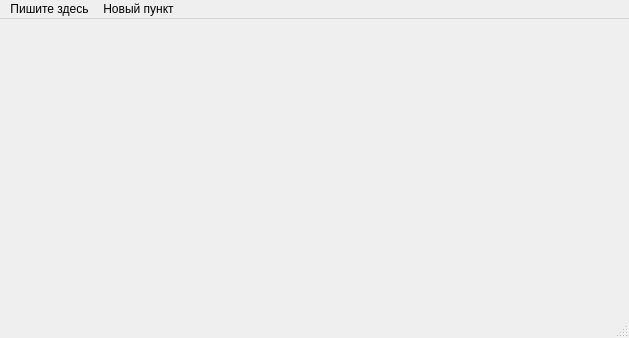
RomanB51/Interface, file mainwindow.ui: the form before one commit.
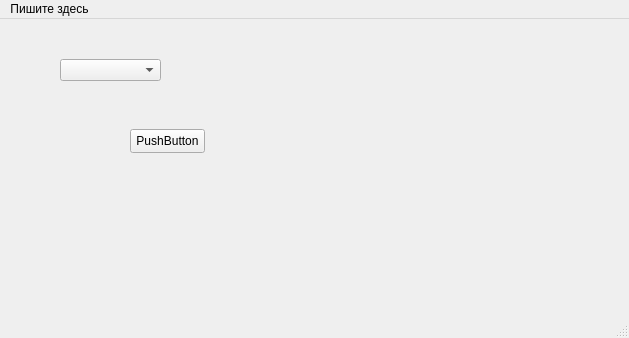
The form after the commit. Icons and pictures are not drawn.

Commit message: Урок 19 QComboBox выпадающий список. ВНИЗУ НЕ СПИСОК, А ЭЛЕМЕНТЫ ГЛАВНОГО МЕНЮ. Создаем подрункты выпадающего списка, присваиваем им картинки, получаем их индексы

Patch:
```diff
--- a/mainwindow.ui
+++ b/mainwindow.ui
@@ -13,7 +13,32 @@
   <property name="windowTitle">
    <string>MainWindow</string>
   </property>
-  <widget class="QWidget" name="centralwidget"/>
+  <widget class="QWidget" name="centralwidget">
+   <widget class="QComboBox" name="comboBox">
+    <property name="geometry">
+     <rect>
+      <x>60</x>
+      <y>40</y>
+      <width>101</width>
+      <height>22</height>
+     </rect>
+    </property>
+   </widget>
+   <widget class="QPushButton" name="pushButton">
+    <property name="geometry">
+     <rect>
+      <x>130</x>
+      <y>110</y>
+      <width>75</width>
+      <height>24</height>
+     </rect>
+    </property>
+    <property name="text">
+     <string>PushButton</string>
+    </property>
+   </widget>
+  </widget>
+  <widget class="QStatusBar" name="statusbar"/>
   <widget class="QMenuBar" name="menubar">
    <property name="geometry">
     <rect>
@@ -30,14 +55,7 @@
     <addaction name="action"/>
     <addaction name="action_2"/>
    </widget>
-   <widget class="QMenu" name="menu_2">
-    <property name="title">
-     <string>Новый пункт</string>
-    </property>
-    <addaction name="action_5"/>
-   </widget>
    <addaction name="menu"/>
-   <addaction name="menu_2"/>
   </widget>
   <widget class="QStatusBar" name="statusbar"/>
   <action name="action">
```
Left out of the diff: 11 changed lines with no effect on the pictures. The commit also changes 30 other files.
